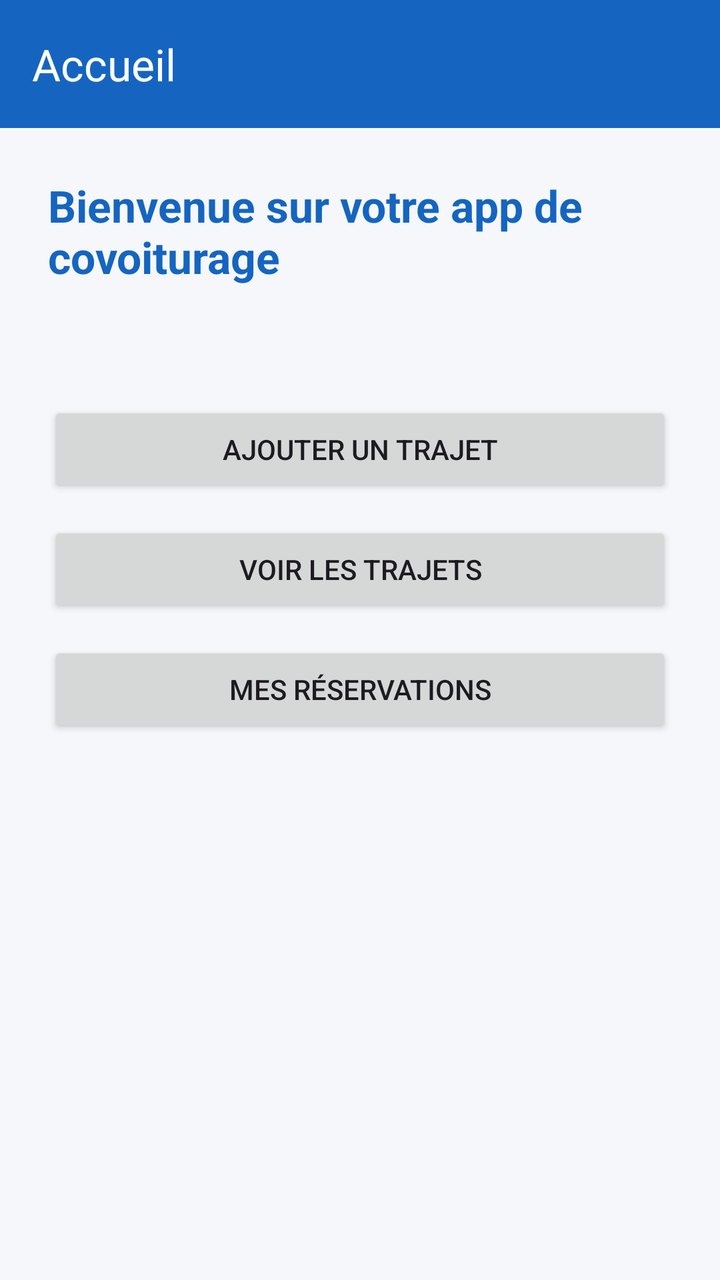
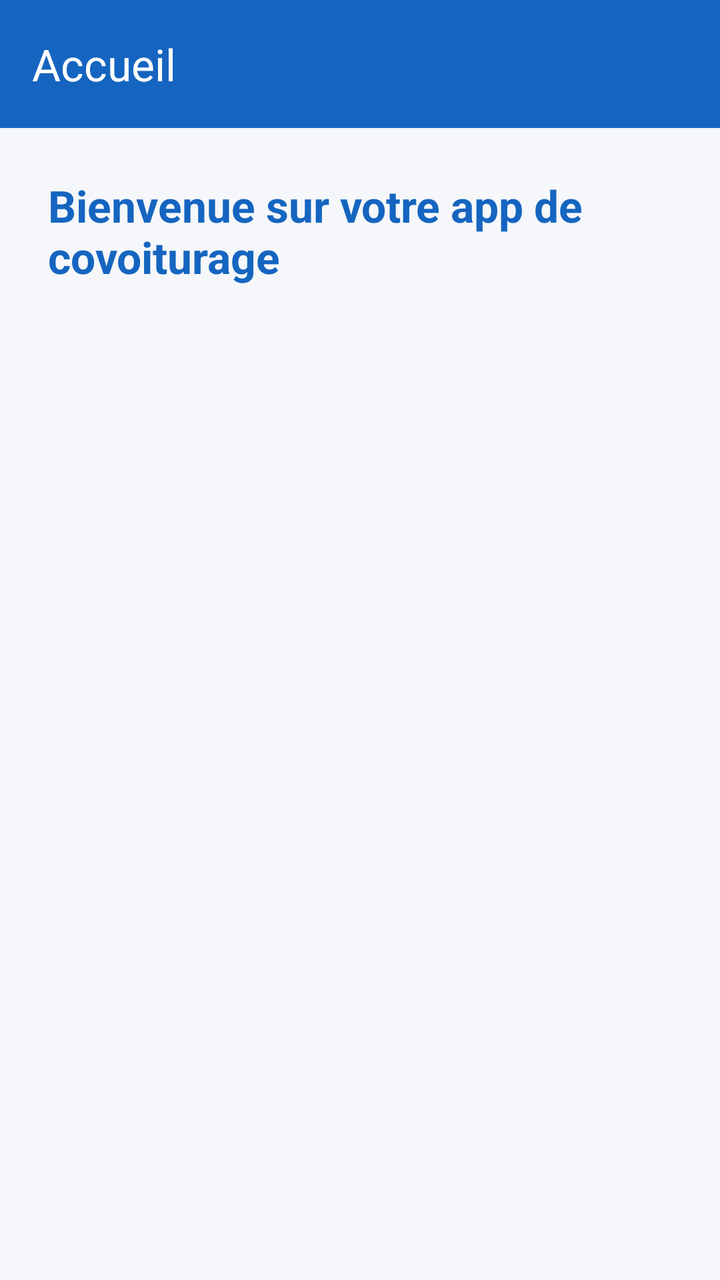

Compare the two renders of this Android layout. The source of the first and the diff that turns it into the second are given below.
<!-- AndroidManifest.xml: application theme Theme.Projet -->
<!-- res/layout/activity_main.xml -->
<?xml version="1.0" encoding="utf-8"?>
<androidx.drawerlayout.widget.DrawerLayout xmlns:android="http://schemas.android.com/apk/res/android"
    xmlns:app="http://schemas.android.com/apk/res-auto"
    android:id="@+id/drawerLayout"
    android:layout_width="match_parent"
    android:layout_height="match_parent">

    <LinearLayout
        android:layout_width="match_parent"
        android:layout_height="match_parent"
        android:orientation="vertical">

        <androidx.appcompat.widget.Toolbar
            android:id="@+id/toolbarMain"
            android:layout_width="match_parent"
            android:layout_height="?attr/actionBarSize"
            android:background="@color/primaryColor"
            app:title="@string/home_title"
            app:titleTextColor="@android:color/white" />

        <LinearLayout
            android:layout_width="match_parent"
            android:layout_height="match_parent"
            android:orientation="vertical"
            android:padding="24dp"
            android:background="@color/backgroundColor">

            <TextView
                android:layout_width="match_parent"
                android:layout_height="wrap_content"
                android:text="@string/welcome_message"
                android:textSize="22sp"
                android:textStyle="bold"
                android:textColor="@color/primaryColor"
                android:layout_marginBottom="12dp" />

            <TextView
                android:id="@+id/tvMainStats"
                android:layout_width="match_parent"
                android:layout_height="wrap_content"
                android:textSize="16sp"
                android:textColor="@color/textSecondary"
                android:layout_marginBottom="24dp" />

            <Button
                android:id="@+id/btnAddTrip"
                android:layout_width="match_parent"
                android:layout_height="wrap_content"
                android:text="@string/add_trip"
                android:layout_marginBottom="12dp" />

            <Button
                android:id="@+id/btnListTrips"
                android:layout_width="match_parent"
                android:layout_height="wrap_content"
                android:text="@string/view_trips"
                android:layout_marginBottom="12dp" />

            <Button
                android:id="@+id/btnMyBookings"
                android:layout_width="match_parent"
                android:layout_height="wrap_content"
                android:text="@string/my_bookings" />
        </LinearLayout>
    </LinearLayout>

    <com.google.android.material.navigation.NavigationView
        android:id="@+id/navigationView"
        android:layout_width="wrap_content"
        android:layout_height="match_parent"
        android:layout_gravity="start"
        app:menu="@menu/drawer_menu" />

</androidx.drawerlayout.widget.DrawerLayout>
<!-- resources referenced by this layout -->
<resources>
  <color name="backgroundColor">#F5F7FA</color>
  <color name="primaryColor">#1565C0</color>
  <color name="textSecondary">#6B7280</color>
  <string name="add_trip">Ajouter un trajet</string>
  <string name="home_title">Accueil</string>
  <string name="my_bookings">Mes réservations</string>
  <string name="view_trips">Voir les trajets</string>
  <string name="welcome_message">Bienvenue sur votre app de covoiturage</string>
  <style name="Theme.Projet" parent="Base.Theme.Projet" />
  <style name="Base.Theme.Projet" parent="Theme.Material3.DayNight.NoActionBar">
          <item name="colorPrimary">@color/primaryColor</item>
          <item name="colorOnPrimary">@android:color/white</item>
          <item name="android:statusBarColor">@color/primaryColorDark</item>
      </style>
  <color name="primaryColorDark">#0D47A1</color>
</resources>

<!-- the commit's change to res/layout/activity_main.xml (unified diff, before → after) -->
@@ -1,11 +1,13 @@
 <?xml version="1.0" encoding="utf-8"?>
-<androidx.drawerlayout.widget.DrawerLayout xmlns:android="http://schemas.android.com/apk/res/android"
+<androidx.drawerlayout.widget.DrawerLayout
+    xmlns:android="http://schemas.android.com/apk/res/android"
     xmlns:app="http://schemas.android.com/apk/res-auto"
     android:id="@+id/drawerLayout"
     android:layout_width="match_parent"
     android:layout_height="match_parent">
 
     <LinearLayout
+        android:id="@+id/main"
         android:layout_width="match_parent"
         android:layout_height="match_parent"
         android:orientation="vertical">
@@ -42,25 +44,41 @@
                 android:textColor="@color/textSecondary"
                 android:layout_marginBottom="24dp" />
 
+            
             <Button
                 android:id="@+id/btnAddTrip"
                 android:layout_width="match_parent"
                 android:layout_height="wrap_content"
                 android:text="@string/add_trip"
+                android:visibility="gone"
                 android:layout_marginBottom="12dp" />
 
+            
+            <Button
+                android:id="@+id/btnMyTrips"
+                android:layout_width="match_parent"
+                android:layout_height="wrap_content"
+                android:text="@string/my_trips"
+                android:visibility="gone"
+                android:layout_marginBottom="12dp" />
+
+            
             <Button
                 android:id="@+id/btnListTrips"
                 android:layout_width="match_parent"
                 android:layout_height="wrap_content"
                 android:text="@string/view_trips"
+                android:visibility="gone"
                 android:layout_marginBottom="12dp" />
 
+            
             <Button
                 android:id="@+id/btnMyBookings"
                 android:layout_width="match_parent"
                 android:layout_height="wrap_content"
-                android:text="@string/my_bookings" />
+                android:text="@string/my_bookings"
+                android:visibility="gone" />
+
         </LinearLayout>
     </LinearLayout>
 
<!-- resource entries referenced after the edit -->
@@ -6,6 +6,7 @@
   <string name="add_trip">Ajouter un trajet</string>
   <string name="home_title">Accueil</string>
   <string name="my_bookings">Mes réservations</string>
+  <string name="my_trips">Mes trajets</string>
   <string name="view_trips">Voir les trajets</string>
   <string name="welcome_message">Bienvenue sur votre app de covoiturage</string>
   <style name="Theme.Projet" parent="Base.Theme.Projet" />
